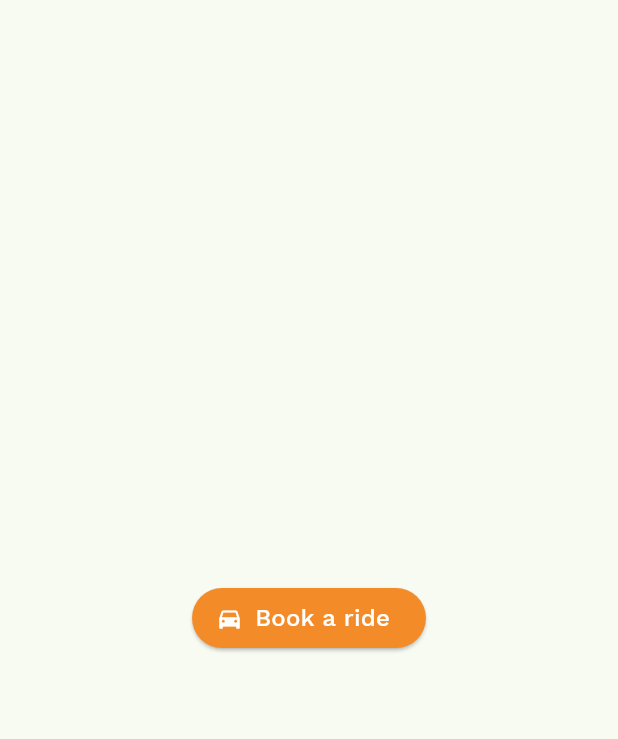
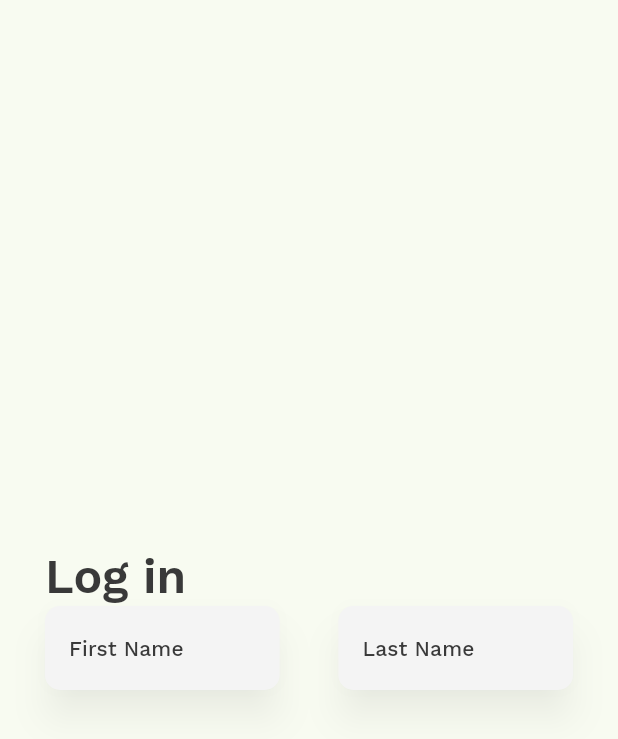
Before and after one commit to Frosco03/Iskomyut, a Flutter app: the BookButton widget shown alone on an empty page, opened directly, after a tap on "Book a ride", on a phone screen of 412 x 824 dp. Shown: the top 739 px of the screen. Run offline on Flutter 3.47's test engine with Material 3 defaults, Android fonts, the phone set to English and light mode, and no system bars; our stand-ins replace flutter_map, google_fonts, latlong2.

Commit message:
refactored the front end

```diff
--- /dev/null
+++ b/iskomyut/lib/front_end/analysis_options.yaml
@@ -0,0 +1,4 @@
+include: package:flutter_lints/flutter.yaml
+
+# Additional information about this file can be found at
+# https://dart.dev/guides/language/analysis-options
--- /dev/null
+++ b/iskomyut/lib/front_end/lib/login.dart
@@ -0,0 +1,100 @@
+library front_end;
+
+import 'dart:ui';
+
+import 'package:flutter/cupertino.dart';
+import 'package:flutter/material.dart';
+import 'package:flutter/rendering.dart';
+import 'package:flutter/widgets.dart';
+
+class Login extends StatefulWidget {
+  const Login({super.key});
+
+  @override
+  State<Login> createState() => _LoginState();
+}
+
+class _LoginState extends State<Login> {
+
+  @override
+  Widget build(BuildContext context) {
+    /*
+      Login screen still incomplete. User input forms have been wrapped into their own widget (NameInput)for reusability of code
+      as they share the same styles. Sizing is based on the width of the screen for responsive design, but has not been
+      implemented yet. Perhaps one way to do is to adjust the size of the padding in the body portion of the Scaffold.
+    */
+
+    double screenWidth = MediaQuery.of(context).size.width; //Get the width of the screen for responsiveness
+    final contextTextTheme = Theme.of(context).textTheme;
+
+    return SafeArea(
+      child: Scaffold(
+        body: Padding(
+          padding: const EdgeInsets.all(30.0),
+          child: Column(
+            mainAxisAlignment: MainAxisAlignment.center,
+            crossAxisAlignment: CrossAxisAlignment.center,
+            children: [
+              Row(
+                children: [
+                  Text("Log in", style: contextTextTheme.headlineLarge),
+                ],
+              ),
+
+              Row(
+                children: [
+                  Expanded(
+                    flex: 4,
+                    child: NameInput(contextTextTheme: contextTextTheme, labelText: "First Name"),
+                  ),
+
+                  Spacer(),
+
+                  Expanded(
+                    flex: 4,
+                    child: NameInput(contextTextTheme: contextTextTheme, labelText: "Last Name"),
+                  )
+                ],
+              )
+            ],
+          ),
+        ),
+      ),
+    );
+  }
+}
+
+class NameInput extends StatelessWidget {
+  const NameInput({
+    super.key,
+    required this.contextTextTheme,
+    required this.labelText,
+  });
+
+  final TextTheme contextTextTheme;
+  final String labelText;
+
+  @override
+  Widget build(BuildContext context) {
+    return Material(
+      elevation: 10.0,
+      shadowColor: Color(0x46000000),
+      borderRadius: BorderRadius.circular(10.0),
+      color: Colors.transparent,
+      child: TextField(
+        maxLength: 20,
+        decoration: InputDecoration(
+          fillColor: Color(0xFFF4F4F4),
+          filled: true,
+          hintText: labelText,
+          hintStyle: contextTextTheme.labelLarge,
+          counterText: "",
+          border: OutlineInputBorder(
+            borderSide: BorderSide(width: 0, style: BorderStyle.none),
+            borderRadius: BorderRadius.circular(10.0),
+          ),
+        ),
+      ),
+    );
+  }
+}
```
Also changed, not shown: iskomyut/lib/front_end/lib/loading.dart (added, +17 -0 lines), iskomyut/lib/front_end/lib/userdash.dart (added, +119 -0 lines), iskomyut/lib/front_end/pubspec.yaml (added, +59 -0 lines), iskomyut/lib/main.dart (+16 -100 lines), 6 other files.
